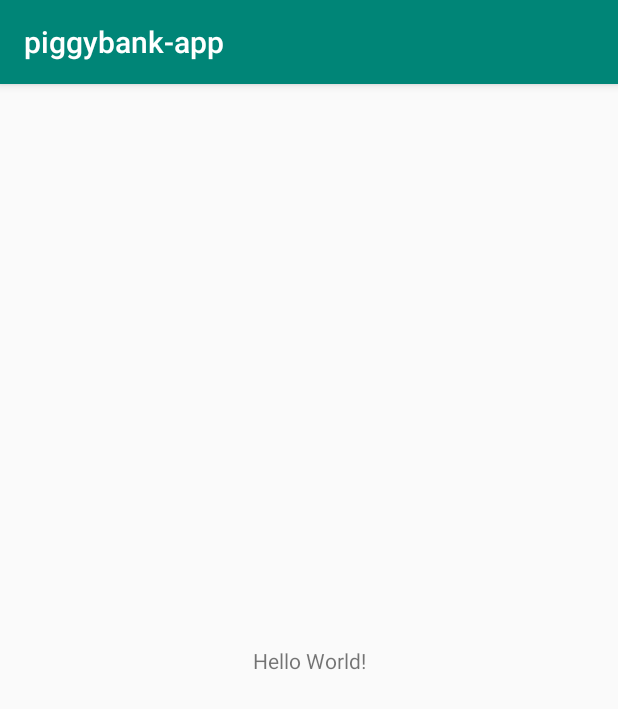
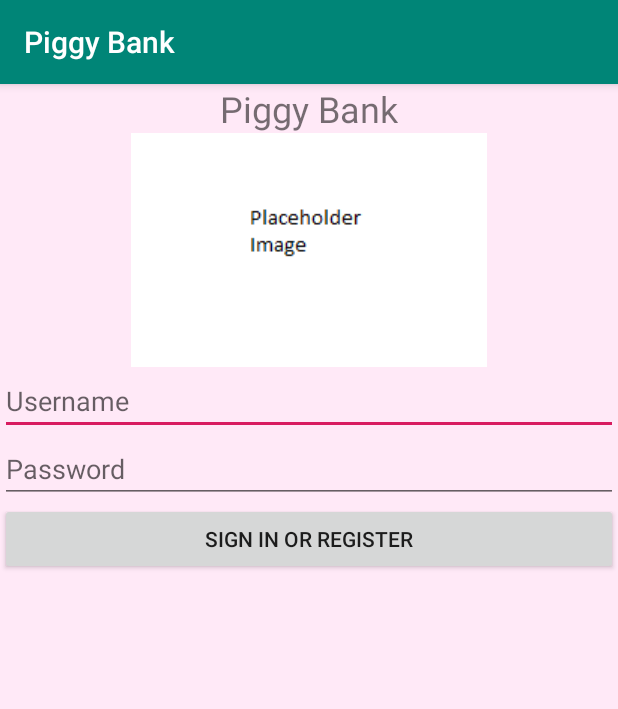
Before and after one commit to thaovyvan/PiggyBank, an Android app: the screen it shows after launch (MainActivity), on a phone screen of 412 x 824 dp. Shown: the top 709 px of the screen. Run offline under Robolectric (Android 15) with nearby library versions, the phone set to English and light mode, and no system bars.

Commit message:
Made basic design for login page Created theme/style for login page and other pages Added colors based on the colors in the design document

```diff
--- a/app/src/main/res/layout/activity_main.xml
+++ b/app/src/main/res/layout/activity_main.xml
@@ -4,15 +4,54 @@
     xmlns:tools="http://schemas.android.com/tools"
     android:layout_width="match_parent"
     android:layout_height="match_parent"
+    android:theme="@style/LoginTheme"
     tools:context=".MainActivity">
 
     <TextView
+        android:id="@+id/main_app_name"
         android:layout_width="wrap_content"
         android:layout_height="wrap_content"
-        android:text="Hello World!"
-        app:layout_constraintBottom_toBottomOf="parent"
+        android:text="@string/app_name"
+        android:textSize="24sp"
         app:layout_constraintLeft_toLeftOf="parent"
         app:layout_constraintRight_toRightOf="parent"
         app:layout_constraintTop_toTopOf="parent" />
 
+    <ImageView
+        android:id="@+id/signInImageView"
+        android:layout_width="wrap_content"
+        android:layout_height="wrap_content"
+        android:src="@drawable/placeholder_image"
+        app:layout_constraintTop_toBottomOf="@id/main_app_name"
+        app:layout_constraintLeft_toLeftOf="@id/main_app_name"
+        app:layout_constraintRight_toRightOf="@id/main_app_name"/>
+
+    <EditText
+        android:id="@+id/username_editText"
+        android:layout_width="match_parent"
+        android:layout_height="wrap_content"
+        android:hint="@string/username"
+        app:layout_constraintTop_toBottomOf="@id/signInImageView"
+        app:layout_constraintLeft_toLeftOf="@id/signInImageView"
+        app:layout_constraintRight_toRightOf="@id/signInImageView"/>
+
+    <EditText
+        android:id="@+id/password_editText"
+        android:layout_width="match_parent"
+        android:layout_height="wrap_content"
+        android:hint="@string/password"
+        app:layout_constraintTop_toBottomOf="@id/username_editText"
+        app:layout_constraintLeft_toLeftOf="@id/username_editText"
+        app:layout_constraintRight_toRightOf="@id/username_editText"/>
+
+    <Button
+        android:id="@+id/signInButton"
+        android:layout_width="match_parent"
+        android:layout_height="wrap_content"
+        android:text="Sign in or Register"
+        app:layout_constraintTop_toBottomOf="@id/password_editText"
+        app:layout_constraintLeft_toLeftOf="@id/password_editText"
+        app:layout_constraintRight_toRightOf="@id/password_editText"/>
+
+
 </androidx.constraintlayout.widget.ConstraintLayout>
--- a/app/src/main/res/values/colors.xml
+++ b/app/src/main/res/values/colors.xml
@@ -3,4 +3,8 @@
     <color name="colorPrimary">#008577</color>
     <color name="colorPrimaryDark">#00574B</color>
     <color name="colorAccent">#D81B60</color>
+
+    <color name="pinkish">#ffe9f7</color>
+    <color name="darkPinkish">#f77e7e</color>
+    <color name="grayish">#c9c9c9</color>
 </resources>
--- a/app/src/main/res/values/strings.xml
+++ b/app/src/main/res/values/strings.xml
@@ -1,3 +1,5 @@
 <resources>
-    <string name="app_name">piggybank-app</string>
+    <string name="app_name">Piggy Bank</string>
+    <string name="username">Username</string>
+    <string name="password">Password</string>
 </resources>
--- a/app/src/main/res/values/styles.xml
+++ b/app/src/main/res/values/styles.xml
@@ -8,4 +8,18 @@
         <item name="colorAccent">@color/colorAccent</item>
     </style>
 
+    <style name="LoginTheme" parent="Theme.AppCompat.Light.DarkActionBar">
+        <item name="android:background">@color/pinkish</item>
+        <item name="colorPrimary">@color/colorPrimary</item>
+        <item name="colorPrimaryDark">@color/colorPrimaryDark</item>
+        <item name="colorAccent">@color/colorAccent</item>
+    </style>
+
+    <style name="MainTheme" parent="Theme.AppCompat.Light.DarkActionBar">
+        <item name="android:background">@color/grayish</item>
+        <item name="colorPrimary">@color/colorPrimary</item>
+        <item name="colorPrimaryDark">@color/colorPrimaryDark</item>
+        <item name="colorAccent">@color/colorAccent</item>
+    </style>
+
 </resources>
```
Also changed, not shown: app/src/main/res/drawable/placeholder_image.png (added).
